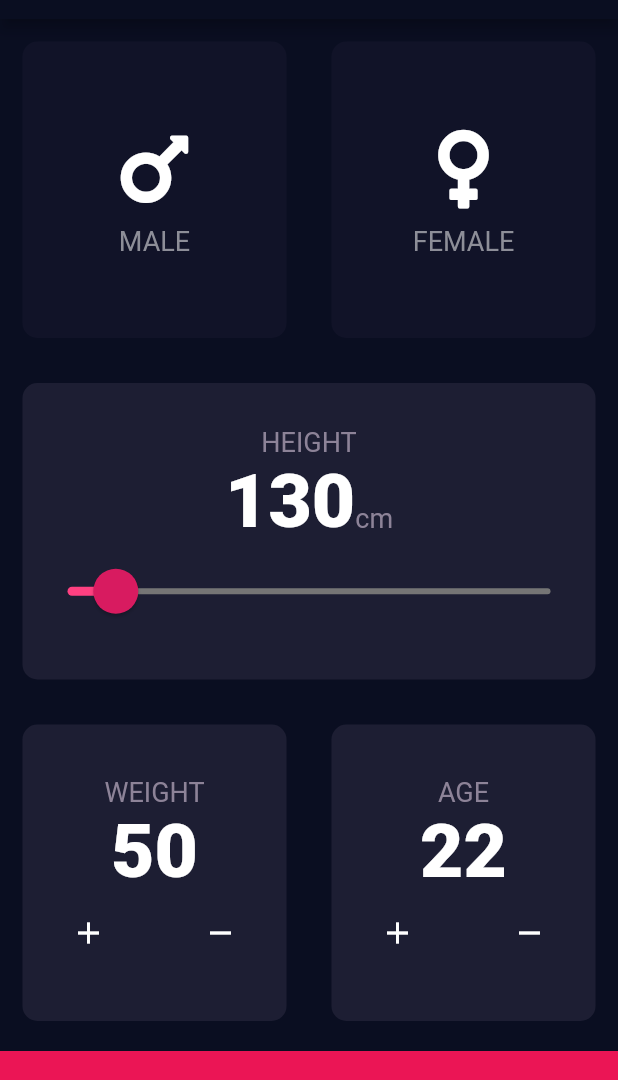
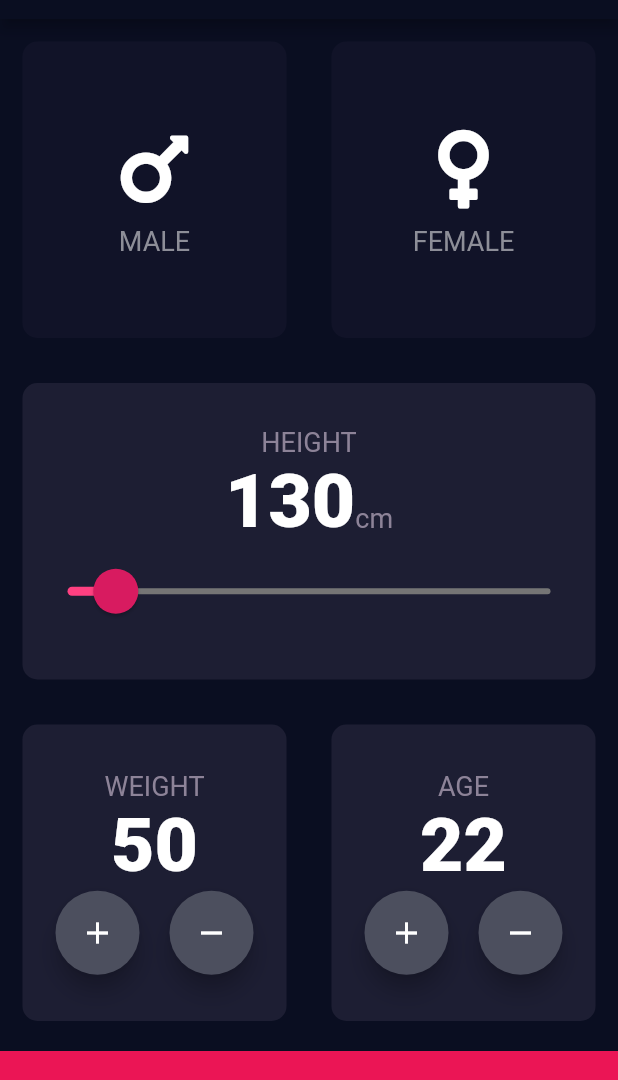
Before and after one commit to londonappbrewery/bmi-calculator-flutter, a Flutter app: the screen it shows after launch, on a phone screen of 412 x 824 dp, the part 65-1145 px from its top. Run offline on Flutter 3.47's test engine with Material 2 defaults, Android fonts, the phone set to English and light mode, and no system bars; our stand-ins replace font_awesome_flutter.

Commit message:
implemented a custom flotating action button, added weight and age variables to hold the input ggiven by the user and now Im gonna implement the next screen on a new branch

```diff
--- a/lib/widgetBuilder/countWidget.dart
+++ b/lib/widgetBuilder/countWidget.dart
@@ -8,13 +8,36 @@ class CountWidget extends StatelessWidget {
   @override
   Widget build(BuildContext context) {
     return Row(
+      mainAxisAlignment: MainAxisAlignment.center,
       children: [
-        FlatButton(
-          onPressed: firstCallBack,
-          child: Icon(Icons.add),
+        RoundIconButton(callBack: firstCallBack, icon: Icons.add),
+        SizedBox(
+          width: 20.0,
         ),
-        FlatButton(onPressed: secondCallBack, child: Icon(Icons.remove))
+        RoundIconButton(callBack: secondCallBack, icon: Icons.remove)
       ],
     );
   }
 }
+
+class RoundIconButton extends StatelessWidget {
+  RoundIconButton({@required this.callBack, this.icon});
+
+  final Function callBack;
+  final IconData icon;
+
+  @override
+  Widget build(BuildContext context) {
+    return RawMaterialButton(
+      child: Icon(icon),
+      onPressed: callBack,
+      elevation: 6.0,
+      constraints: BoxConstraints.tightFor(
+        width: 56.0,
+        height: 56.0,
+      ),
+      shape: CircleBorder(),
+      fillColor: Color(0xFF4C4F5E),
+    );
+  }
+}
```
Also changed, not shown: lib/pages/InputPage.dart (+27 -4 lines).
